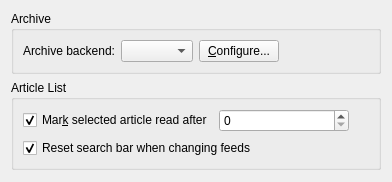
This is akregator/configuration/ui/settings_advancedbase.ui in KDE/kdepim as Qt 5 draws it before an edit. The edited form follows.
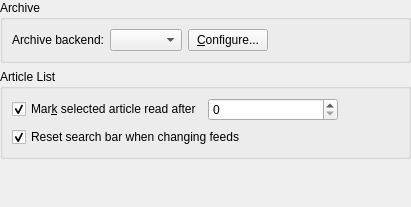
This is the edited form. Custom widgets are drawn as their Qt base class.

Commit message: Remove duplicate margin

The edit to the form file:
```diff
--- a/akregator/configuration/ui/settings_advancedbase.ui
+++ b/akregator/configuration/ui/settings_advancedbase.ui
@@ -3,7 +3,27 @@
  <author>Frank Osterfeld</author>
  <class>Akregator::SettingsAdvancedBase</class>
  <widget class="QWidget" name="Akregator::SettingsAdvancedBase">
+  <property name="geometry">
+   <rect>
+    <x>0</x>
+    <y>0</y>
+    <width>411</width>
+    <height>207</height>
+   </rect>
+  </property>
   <layout class="QVBoxLayout" name="verticalLayout_2" stretch="0,0,1">
+   <property name="leftMargin">
+    <number>0</number>
+   </property>
+   <property name="topMargin">
+    <number>0</number>
+   </property>
+   <property name="rightMargin">
+    <number>0</number>
+   </property>
+   <property name="bottomMargin">
+    <number>0</number>
+   </property>
    <item>
     <widget class="QGroupBox" name="groupBox_2">
      <property name="title">
@@ -105,6 +125,9 @@
    </item>
    <item>
     <spacer>
+     <property name="orientation">
+      <enum>Qt::Vertical</enum>
+     </property>
      <property name="sizeHint" stdset="0">
       <size>
        <width>20</width>
@@ -116,16 +139,16 @@
   </layout>
  </widget>
  <customwidgets>
-  <customwidget>
-   <class>KPluralHandlingSpinBox</class>
-   <extends>QSpinBox</extends>
-   <header>KPluralHandlingSpinBox</header>
-  </customwidget>
   <customwidget>
    <class>KComboBox</class>
    <extends>QComboBox</extends>
    <header>kcombobox.h</header>
   </customwidget>
+  <customwidget>
+   <class>KPluralHandlingSpinBox</class>
+   <extends>QSpinBox</extends>
+   <header>kpluralhandlingspinbox.h</header>
+  </customwidget>
  </customwidgets>
  <resources/>
  <connections/>
```
The commit also changes 6 other files.
